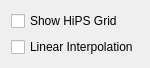
First picture: the form in kstars/hips/opshipsdisplay.ui, repository KDE/kstars, before the edit.
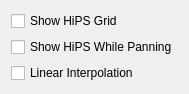
Second picture: the form after the edit.

Commit message:
Adds an option to mouse-pan the HiPS graphics.
Summary:
Previous while panning (holding the mouse button down and moving the mouse) the HiPS overlay would not redraw
until the mouse was released. This adds a checkbox option for smooth panning with HiPS displayed, if the
option is checked. I have left the default false for now.

Reviewers: mutlaqja

Reviewed By: mutlaqja

Subscribers: kde-edu

Tags: #kde_edu

Diff of the .ui file:
```diff
--- a/kstars/hips/opshipsdisplay.ui
+++ b/kstars/hips/opshipsdisplay.ui
@@ -18,6 +18,13 @@
      </property>
     </widget>
    </item>
+   <item>
+    <widget class="QCheckBox" name="kcfg_HIPSPanning">
+     <property name="text">
+      <string>Show HiPS While Panning</string>
+     </property>
+    </widget>
+   </item>
    <item>
     <widget class="QCheckBox" name="kcfg_HIPSBiLinearInterpolation">
      <property name="text">
```
The commit also changes 2 other files.
